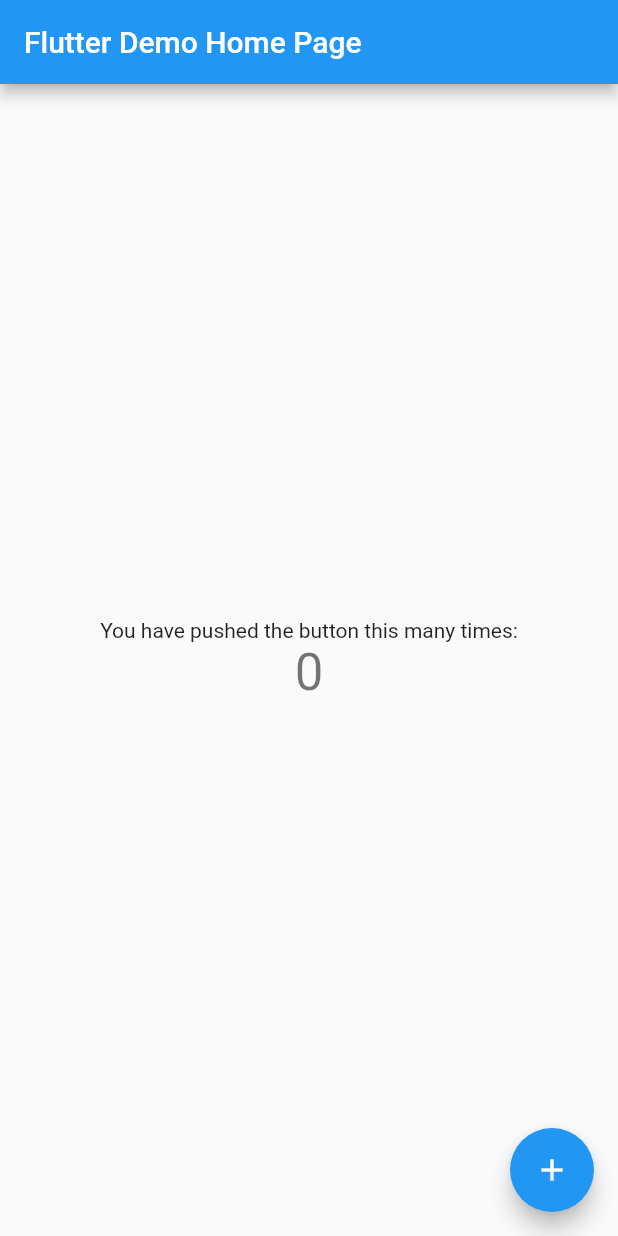
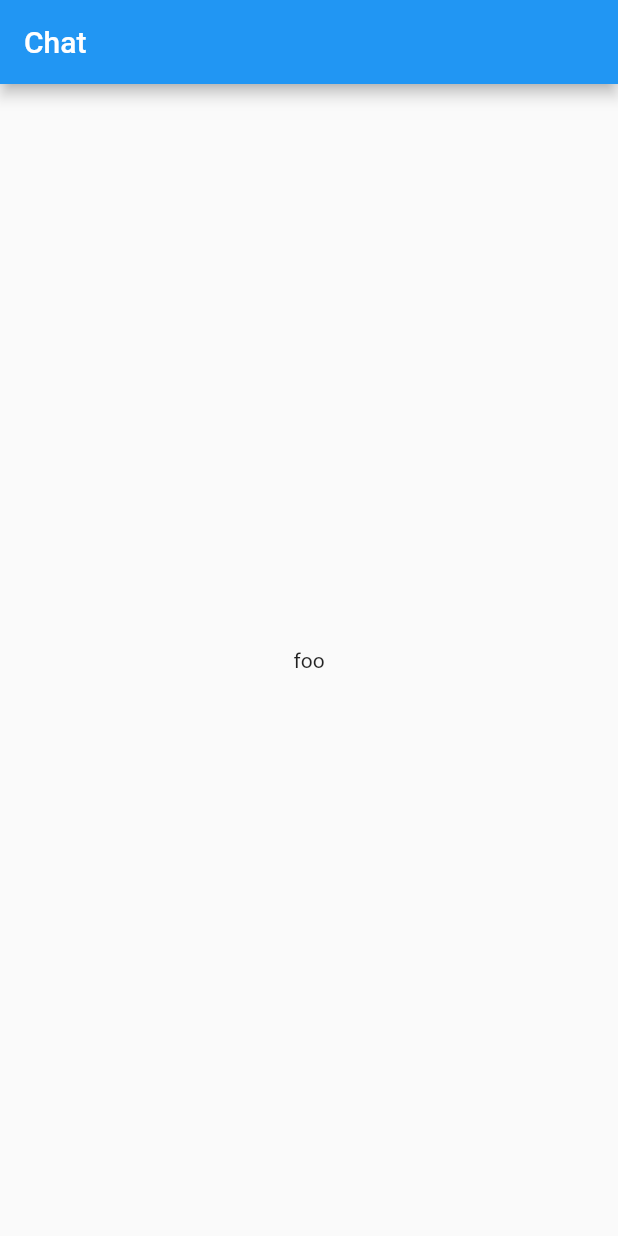
Before and after one commit to willhaslett/flutter_chat_boilerplate, a Flutter app: the screen it shows after launch, on a phone screen of 412 x 824 dp. Run offline on Flutter 3.47's test engine with Material 2 defaults, Android fonts, the phone set to English and light mode, and no system bars.

Commit message:
Cleaned up main.dart

```diff
--- a/lib/main.dart
+++ b/lib/main.dart
@@ -9,109 +9,21 @@ class MyApp extends StatelessWidget {
   @override
   Widget build(BuildContext context) {
     return MaterialApp(
-      title: 'Flutter Demo',
-      theme: ThemeData(
-        // This is the theme of your application.
-        //
-        // Try running your application with "flutter run". You'll see the
-        // application has a blue toolbar. Then, without quitting the app, try
-        // changing the primarySwatch below to Colors.green and then invoke
-        // "hot reload" (press "r" in the console where you ran "flutter run",
-        // or simply save your changes to "hot reload" in a Flutter IDE).
-        // Notice that the counter didn't reset back to zero; the application
-        // is not restarted.
-        primarySwatch: Colors.blue,
-        // This makes the visual density adapt to the platform that you run
-        // the app on. For desktop platforms, the controls will be smaller and
-        // closer together (more dense) than on mobile platforms.
-        visualDensity: VisualDensity.adaptivePlatformDensity,
-      ),
-      home: MyHomePage(title: 'Flutter Demo Home Page'),
+      home: Home(),
     );
   }
 }
 
-class MyHomePage extends StatefulWidget {
-  MyHomePage({Key key, this.title}) : super(key: key);
-
-  // This widget is the home page of your application. It is stateful, meaning
-  // that it has a State object (defined below) that contains fields that affect
-  // how it looks.
-
-  // This class is the configuration for the state. It holds the values (in this
-  // case the title) provided by the parent (in this case the App widget) and
-  // used by the build method of the State. Fields in a Widget subclass are
-  // always marked "final".
-
-  final String title;
-
-  @override
-  _MyHomePageState createState() => _MyHomePageState();
-}
-
-class _MyHomePageState extends State<MyHomePage> {
-  int _counter = 0;
-
-  void _incrementCounter() {
-    setState(() {
-      // This call to setState tells the Flutter framework that something has
-      // changed in this State, which causes it to rerun the build method below
-      // so that the display can reflect the updated values. If we changed
-      // _counter without calling setState(), then the build method would not be
-      // called again, and so nothing would appear to happen.
-      _counter++;
-    });
-  }
-
+class Home extends StatelessWidget {
   @override
   Widget build(BuildContext context) {
-    // This method is rerun every time setState is called, for instance as done
-    // by the _incrementCounter method above.
-    //
-    // The Flutter framework has been optimized to make rerunning build methods
-    // fast, so that you can just rebuild anything that needs updating rather
-    // than having to individually change instances of widgets.
     return Scaffold(
       appBar: AppBar(
-        // Here we take the value from the MyHomePage object that was created by
-        // the App.build method, and use it to set our appbar title.
-        title: Text(widget.title),
+        title: Text('Chat'),
       ),
       body: Center(
-        // Center is a layout widget. It takes a single child and positions it
-        // in the middle of the parent.
-        child: Column(
-          // Column is also a layout widget. It takes a list of children and
-          // arranges them vertically. By default, it sizes itself to fit its
-          // children horizontally, and tries to be as tall as its parent.
-          //
-          // Invoke "debug painting" (press "p" in the console, choose the
-          // "Toggle Debug Paint" action from the Flutter Inspector in Android
-          // Studio, or the "Toggle Debug Paint" command in Visual Studio Code)
-          // to see the wireframe for each widget.
-          //
-          // Column has various properties to control how it sizes itself and
-          // how it positions its children. Here we use mainAxisAlignment to
-          // center the children vertically; the main axis here is the vertical
-          // axis because Columns are vertical (the cross axis would be
-          // horizontal).
-          mainAxisAlignment: MainAxisAlignment.center,
-          children: <Widget>[
-            Text(
-              'You have pushed the button this many times:',
-            ),
-            Text(
-              '$_counter',
-              style: Theme.of(context).textTheme.headline4,
-            ),
-          ],
-        ),
+        child: Text('foo'),
       ),
-      floatingActionButton: FloatingActionButton(
-        onPressed: _incrementCounter,
-        tooltip: 'Increment',
-        child: Icon(Icons.add),
-      ), // This trailing comma makes auto-formatting nicer for build methods.
     );
   }
 }
```
